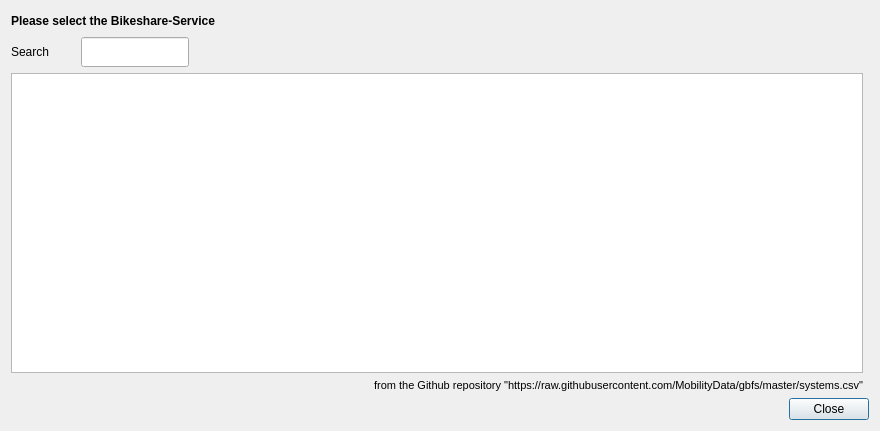
Old version of the form gbfs_now_search_dialog.ui in the repository hiskoh/GBFS-NOW.
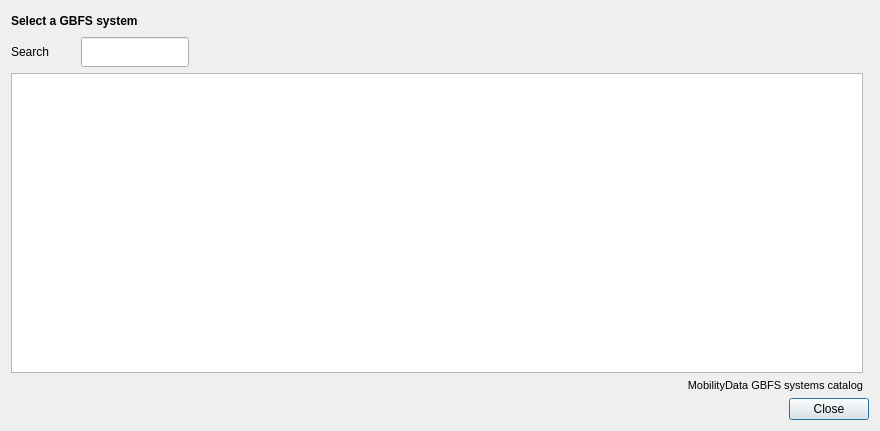
New version of the form.

Diff of the .ui file:
```diff
--- a/gbfs_now_search_dialog.ui
+++ b/gbfs_now_search_dialog.ui
@@ -68,7 +68,7 @@
       </font>
      </property>
      <property name="text">
-      <string>Please select the Bikeshare-Service</string>
+      <string>Select a GBFS system</string>
      </property>
     </widget>
    </item>
@@ -171,7 +171,7 @@
       </font>
      </property>
      <property name="text">
-      <string>from the Github repository &quot;https://raw.githubusercontent.com/MobilityData/gbfs/master/systems.csv&quot;</string>
+      <string>MobilityData GBFS systems catalog</string>
      </property>
      <property name="alignment">
       <set>Qt::AlignRight|Qt::AlignTrailing|Qt::AlignVCenter</set>
```
Left out of the diff: 2 changed lines with no effect on the pictures.
